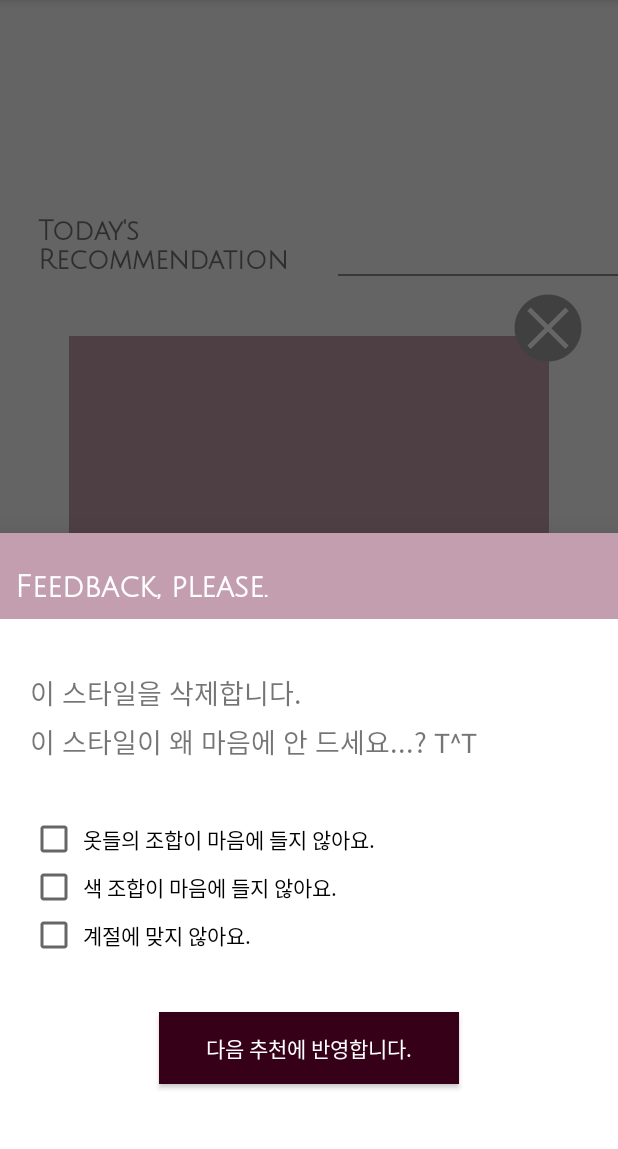
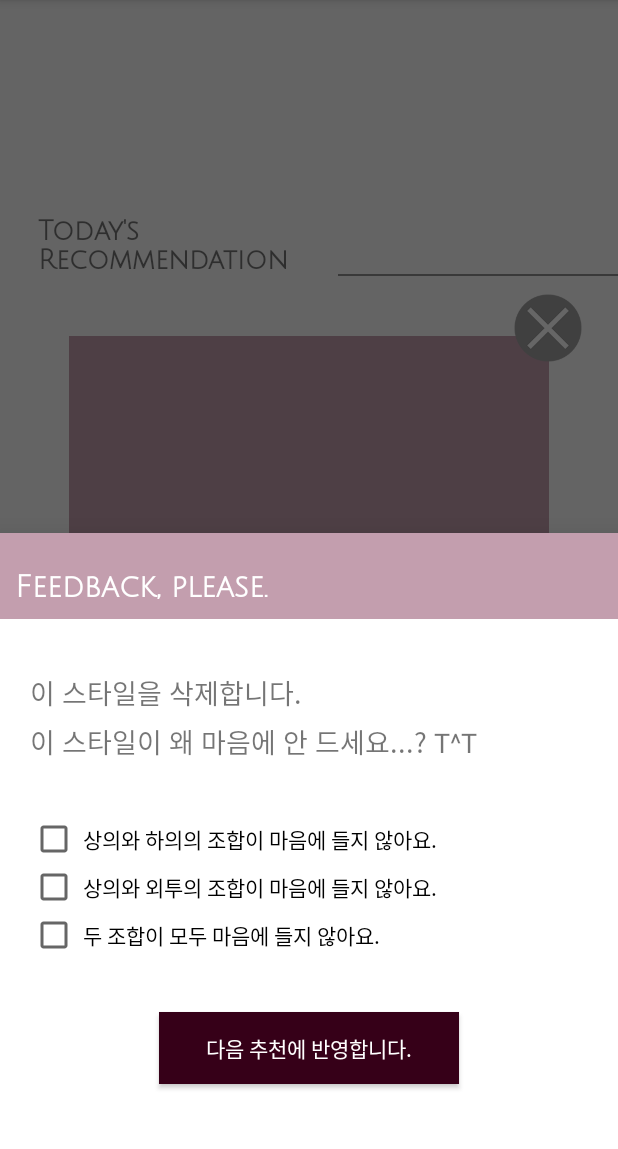
Before and after one commit to rrrjuchin/CLOSETCLOSER, an Android app: the fragment BadFeedbackBSD placed in its activity, on a phone screen of 412 x 824 dp, the part 84-1233 px from its top. Run offline under Robolectric (Android 15) with nearby library versions, the phone set to English and light mode, and no system bars; our stand-ins replace Firebase (no records; nobody signed in at launch, a user with empty details on screens opened directly), Picasso, Volley; libraries missing offline, so code that uses them is left out: com.facebook, com.facebook.login, com.facebook.share; pictures from the network do not load.

Commit message:
feedback 문구 변경
same

```diff
--- a/ClosetCloser/app/src/main/res/layout/fragment_bad_feedback_bsd.xml
+++ b/ClosetCloser/app/src/main/res/layout/fragment_bad_feedback_bsd.xml
@@ -56,21 +56,21 @@
                 android:layout_width="wrap_content"
                 android:layout_height="wrap_content"
                 android:layout_weight="1"
-                android:text=" 옷들의 조합이 마음에 들지 않아요." />
+                android:text=" 상의와 하의의 조합이 마음에 들지 않아요." />
 
             <CheckBox
                 android:id="@+id/checkbox2"
                 android:layout_width="wrap_content"
                 android:layout_height="wrap_content"
                 android:layout_weight="1"
-                android:text=" 색 조합이 마음에 들지 않아요." />
+                android:text=" 상의와 외투의 조합이 마음에 들지 않아요." />
 
             <CheckBox
                 android:id="@+id/checkbox3"
                 android:layout_width="wrap_content"
                 android:layout_height="wrap_content"
                 android:layout_weight="1"
-                android:text=" 계절에 맞지 않아요." />
+                android:text=" 두 조합이 모두 마음에 들지 않아요." />
         </LinearLayout>
 
         <Button
```
Also changed, not shown: 882 other files.
